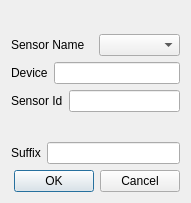
The window that src/nidas/apps/config/AddSensorComboDialog.ui (NCAR/nidas) describes before a commit, drawn with Qt 5.
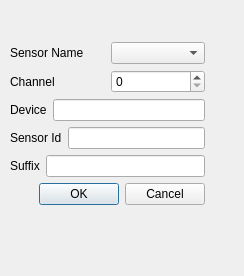
The same window after the commit.

Commit message: add channel and slots

The edit to the form file:
```diff
--- a/src/nidas/apps/config/AddSensorComboDialog.ui
+++ b/src/nidas/apps/config/AddSensorComboDialog.ui
@@ -5,28 +5,32 @@
    <rect>
     <x>0</x>
     <y>0</y>
-    <width>191</width>
-    <height>203</height>
+    <width>244</width>
+    <height>276</height>
    </rect>
   </property>
   <property name="windowTitle" >
    <string>Add Sensor</string>
   </property>
+  <widget class="QWidget" name="" >
+   <property name="geometry" >
+    <rect>
+     <x>10</x>
+     <y>0</y>
+     <width>195</width>
+     <height>246</height>
+    </rect>
+   </property>
   <layout class="QVBoxLayout" name="verticalLayout" >
    <item>
-    <layout class="QVBoxLayout" name="textFieldsLayout" >
-     <property name="sizeConstraint" >
-      <enum>QLayout::SetDefaultConstraint</enum>
-     </property>
-     <item>
       <spacer name="verticalSpacer_top" >
        <property name="orientation" >
         <enum>Qt::Vertical</enum>
        </property>
        <property name="sizeHint" stdset="0" >
         <size>
-         <width>20</width>
-         <height>40</height>
+        <width>168</width>
+        <height>13</height>
         </size>
        </property>
       </spacer>
@@ -48,6 +52,23 @@
        </item>
       </layout>
      </item>
+    <item>
+     <layout class="QHBoxLayout" name="ChannelLayout" >
+      <item>
+       <widget class="QLabel" name="ChannelLabel" >
+        <property name="text" >
+         <string>Channel</string>
+        </property>
+        <property name="buddy" >
+         <cstring>DeviceText</cstring>
+        </property>
+       </widget>
+      </item>
+      <item>
+       <widget class="QSpinBox" name="ChannelBox" />
+      </item>
+     </layout>
+    </item>
      <item>
       <layout class="QHBoxLayout" name="DeviceLayout" >
        <item>
@@ -71,6 +92,9 @@
          <property name="frame" >
           <bool>true</bool>
          </property>
+        <property name="readOnly" >
+         <bool>true</bool>
+        </property>
         </widget>
        </item>
       </layout>
@@ -99,19 +123,6 @@
        </item>
       </layout>
      </item>
-     <item>
-      <spacer name="verticalSpacer_bottom" >
-       <property name="orientation" >
-        <enum>Qt::Vertical</enum>
-       </property>
-       <property name="sizeHint" stdset="0" >
-        <size>
-         <width>20</width>
-         <height>40</height>
-        </size>
-       </property>
-      </spacer>
-     </item>
      <item>
       <layout class="QHBoxLayout" name="suffixLayout" >
        <item>
@@ -126,8 +137,6 @@
        </item>
       </layout>
      </item>
-    </layout>
-   </item>
    <item>
     <widget class="QDialogButtonBox" name="buttonBox" >
      <property name="orientation" >
@@ -138,7 +147,21 @@
      </property>
     </widget>
    </item>
-  </layout>
+    <item>
+     <spacer name="verticalSpacer_bottom" >
+      <property name="orientation" >
+       <enum>Qt::Vertical</enum>
+      </property>
+      <property name="sizeHint" stdset="0" >
+       <size>
+        <width>168</width>
+        <height>13</height>
+       </size>
+      </property>
+     </spacer>
+    </item>
+   </layout>
+  </widget>
  </widget>
  <tabstops>
   <tabstop>SensorBox</tabstop>
```
Left out of the diff: 50 changed lines with no effect on the pictures. Lines whose indentation alone changed are shown as unchanged. The commit also changes 2 other files.
